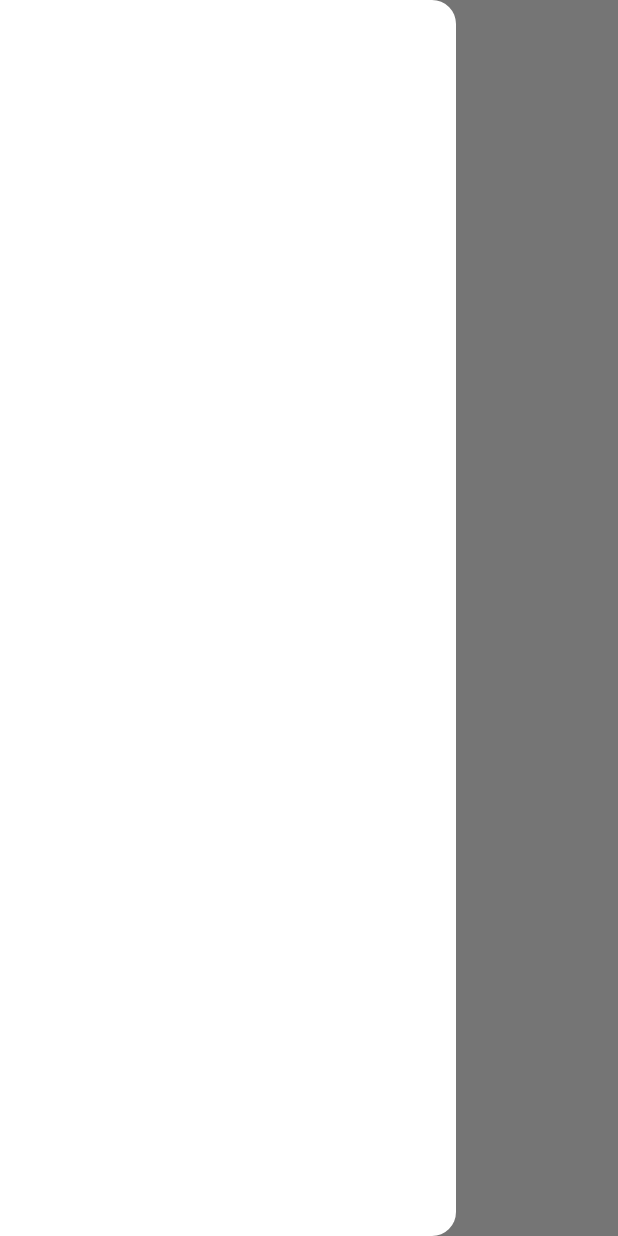
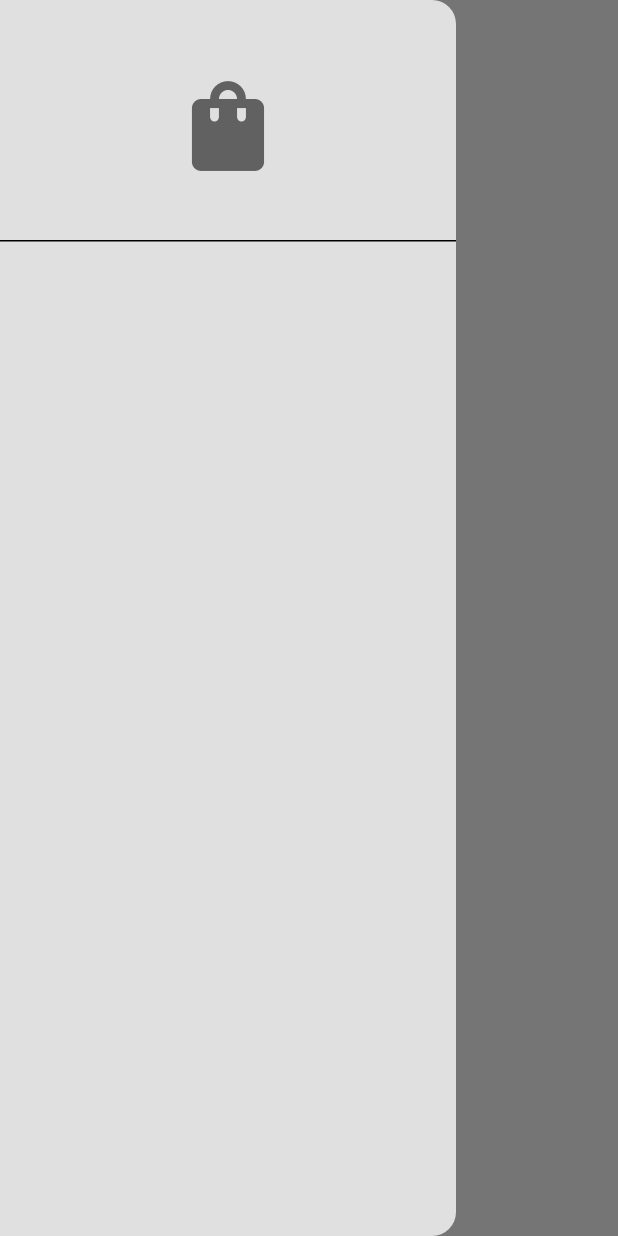
Before and after one commit to Emmanuel246/miminal-e-commerce, a Flutter app: the ShopPage screen opened by its route, with the side drawer open, on a phone screen of 412 x 824 dp. Run offline on Flutter 3.47's test engine with Material 3 defaults, Android fonts, the phone set to English and light mode, and no system bars.

Commit message:
Procesed Tile

```diff
--- a/lib/componenets/my_drawer.dart
+++ b/lib/componenets/my_drawer.dart
@@ -6,7 +6,29 @@ class MyDrawer extends StatelessWidget {
   @override
   Widget build(BuildContext context) {
     return Drawer(
+      backgroundColor: Theme.of(context).colorScheme.background,
+      child: Column(
+        children: [
+          // drawer header: logo
+          DrawerHeader(
+            child: Center(
+              child: Icon(
+                Icons.shopping_bag,
+                size: 72,
+                color: Theme.of(context).colorScheme.inversePrimary,
+              ),
+            ),
+          ),
 
+          const SizedBox(height: 25,),
+
+          // shop tile
+          ListTile()
+          //cart tile
+
+          //exit shop
+        ],
+      ),
     );
   }
 }
--- /dev/null
+++ b/lib/componenets/my_list_tile.dart
@@ -0,0 +1,10 @@
+import 'package:flutter/material.dart';
+
+class MyListTile extends StatelessWidget {
+  const MyListTile({super.key});
+
+  @override
+  Widget build(BuildContext context) {
+    return ListTile();
+  }
+}
--- a/lib/pages/shop_page.dart
+++ b/lib/pages/shop_page.dart
@@ -1,4 +1,5 @@
 import 'package:flutter/material.dart';
+import 'package:minimal_shop/componenets/my_drawer.dart';
 
 class ShopPage extends StatelessWidget {
   const ShopPage({super.key});
@@ -14,7 +15,7 @@ class ShopPage extends StatelessWidget {
         title: Text("Shop Page"),
 
       ),
-      drawer: Drawer(),
+      drawer: MyDrawer(),
     );
   }
 }
```
